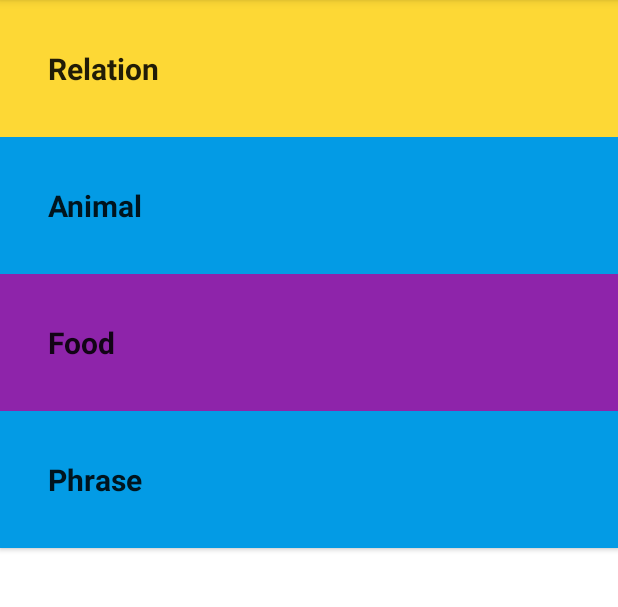
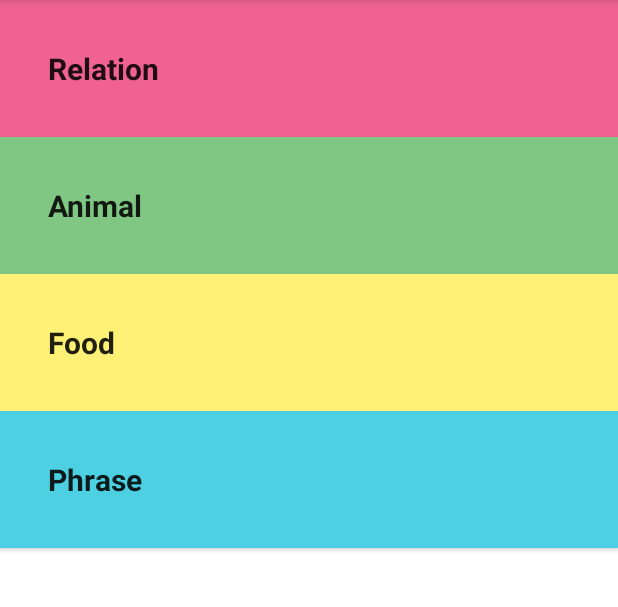
Before and after one commit to HulkSun/learnandroid, an Android app: the screen it shows after launch (MainActivity), on a phone screen of 412 x 824 dp, the part 84-691 px from its top. Run offline under Robolectric (Android 15) with nearby library versions, the phone set to English and light mode, and no system bars.

Commit message:
:hammer: update 调整颜色

```diff
--- a/songzinese/app/src/main/java/com/hulk/songzinese/AnimalActivity.kt
+++ b/songzinese/app/src/main/java/com/hulk/songzinese/AnimalActivity.kt
@@ -44,7 +44,7 @@ class AnimalActivity : AppCompatActivity() {
         val wordAdapter = WordAdapter(this, R.layout.word_item, wordList)
         val listView = findViewById<ListView>(R.id.word_list_view)
         listView.adapter = wordAdapter
-
+        listView.setBackgroundColor(resources.getColor(R.color.colorAnimal))
         listView.setOnItemClickListener { _, _, position, _ ->
             releaseMediaPlayer()
             val re = audioManger?.requestAudioFocus(
--- a/songzinese/app/src/main/java/com/hulk/songzinese/FoodActivity.kt
+++ b/songzinese/app/src/main/java/com/hulk/songzinese/FoodActivity.kt
@@ -27,6 +27,7 @@ class FoodActivity : AppCompatActivity() {
         val wordAdapter = WordAdapter(this, R.layout.word_item, wordList)
         val listView = findViewById<ListView>(R.id.word_list_view)
         listView.adapter = wordAdapter
+        listView.setBackgroundColor(resources.getColor(R.color.colorFood))
 
     }
 }
--- a/songzinese/app/src/main/java/com/hulk/songzinese/PhraseActivity.kt
+++ b/songzinese/app/src/main/java/com/hulk/songzinese/PhraseActivity.kt
@@ -24,5 +24,7 @@ class PhraseActivity : AppCompatActivity() {
         val wordAdapter = WordAdapter(this, R.layout.word_item, wordList)
         val listView = findViewById<ListView>(R.id.word_list_view)
         listView.adapter = wordAdapter
+        listView.setBackgroundColor(resources.getColor(R.color.colorPhrase))
+
     }
 }
--- a/songzinese/app/src/main/java/com/hulk/songzinese/RelationActivity.kt
+++ b/songzinese/app/src/main/java/com/hulk/songzinese/RelationActivity.kt
@@ -25,5 +25,7 @@ class RelationActivity : AppCompatActivity() {
         val wordAdapter = WordAdapter(this, R.layout.word_item, wordList)
         val listView = findViewById<ListView>(R.id.word_list_view)
         listView.adapter = wordAdapter
+        listView.setBackgroundColor(resources.getColor(R.color.colorRelation))
+
     }
 }
--- a/songzinese/app/src/main/res/layout/word_item.xml
+++ b/songzinese/app/src/main/res/layout/word_item.xml
@@ -5,6 +5,7 @@
         xmlns:tools="http://schemas.android.com/tools"
         android:layout_width="match_parent"
         android:layout_height="80sp"
+        android:layout_margin="10sp"
         android:orientation="horizontal">
     <android.support.v7.widget.AppCompatImageView
             android:layout_width="wrap_content"
--- a/songzinese/app/src/main/res/values/colors.xml
+++ b/songzinese/app/src/main/res/values/colors.xml
@@ -3,8 +3,8 @@
     <color name="colorPrimary">#008577</color>
     <color name="colorPrimaryDark">#00574B</color>
     <color name="colorAccent">#D81B60</color>
-    <color name="colorAnimal">#039be5</color>
-    <color name="colorRelation">#fdd835</color>
-    <color name="colorFood">#8e24aa</color>
-    <color name="colorPhrase">#039be5</color>
+    <color name="colorAnimal">#81C784</color>
+    <color name="colorRelation">#F06292</color>
+    <color name="colorFood">#FFF176</color>
+    <color name="colorPhrase">#FF4DD0E1</color>
 </resources>
```
